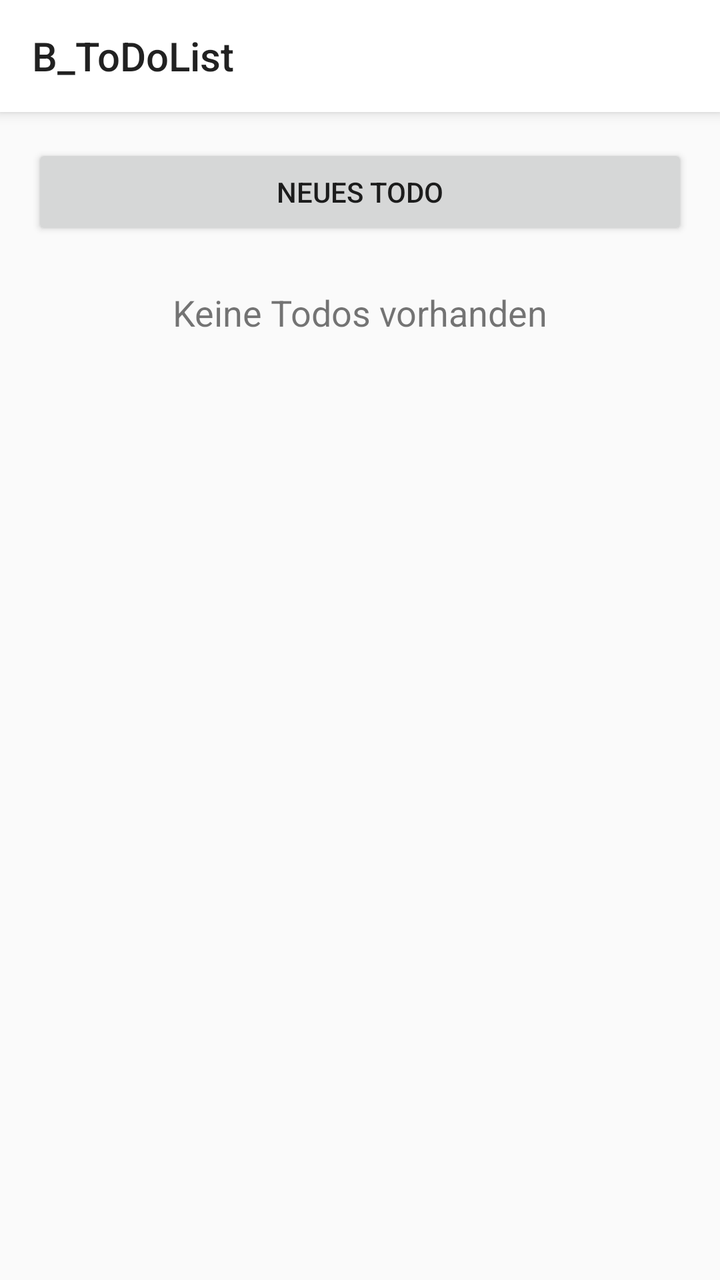
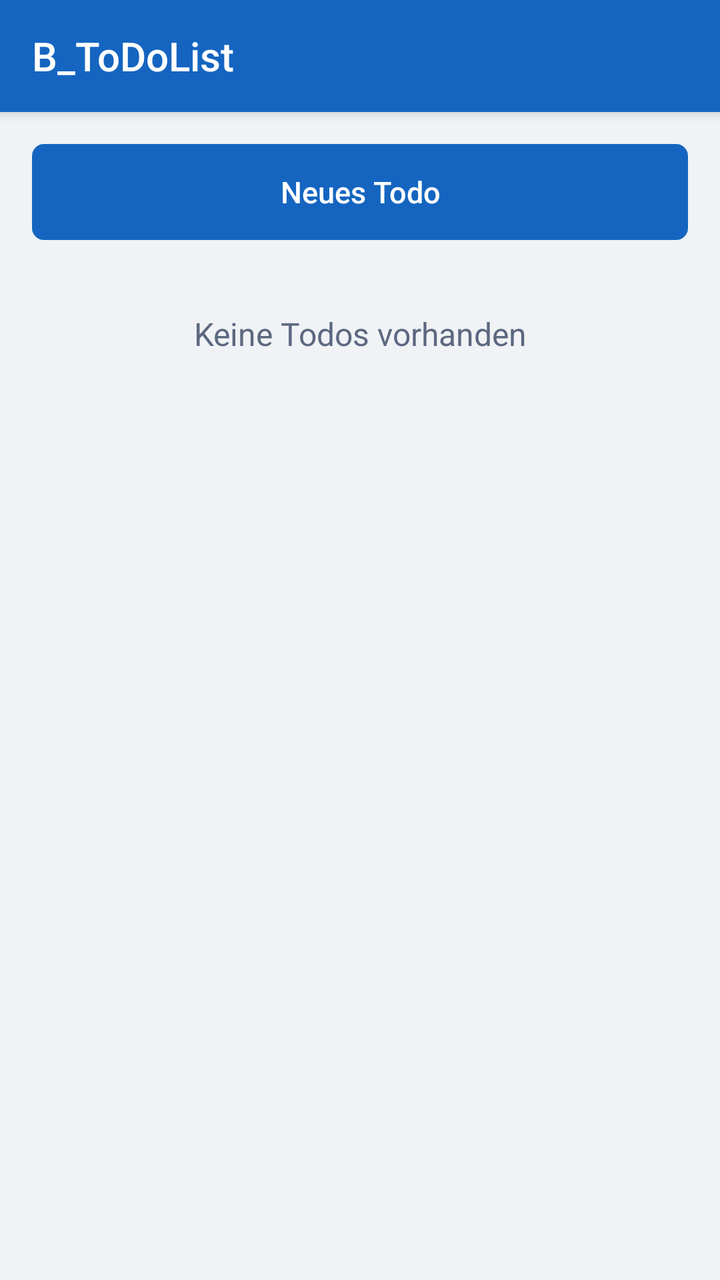

Compare the two renders of this Android layout. The source of the first and the diff that turns it into the second are given below.
<!-- AndroidManifest.xml: activity theme Theme.B_ToDoList -->
<!-- res/layout/activity_main.xml -->
<?xml version="1.0" encoding="utf-8"?>
<LinearLayout xmlns:android="http://schemas.android.com/apk/res/android"
    xmlns:app="http://schemas.android.com/apk/res-auto"
    android:layout_width="match_parent"
    android:layout_height="match_parent"
    android:fitsSystemWindows="true"
    android:orientation="vertical">

    <Toolbar
        android:id="@+id/main_toolbar"
        android:layout_width="match_parent"
        android:layout_height="?android:attr/actionBarSize"
        android:background="@android:color/white"
        android:elevation="4dp"
        android:title="@string/app_name" />

    <LinearLayout
        android:layout_width="match_parent"
        android:layout_height="0dp"
        android:layout_weight="1"
        android:orientation="vertical"
        android:padding="16dp">

        <Button
            android:id="@+id/button_add_todo"
            android:layout_width="match_parent"
            android:layout_height="wrap_content"
            android:text="@string/menu_new_todo" />

        <TextView
            android:id="@+id/text_empty_todos"
            android:layout_width="match_parent"
            android:layout_height="wrap_content"
            android:layout_marginTop="24dp"
            android:gravity="center"
            android:text="@string/empty_todo_list"
            android:textSize="18sp" />

        <androidx.recyclerview.widget.RecyclerView
            android:id="@+id/recycler_todos"
            android:layout_width="match_parent"
            android:layout_height="0dp"
            android:layout_marginTop="12dp"
            android:layout_weight="1"
            app:layoutManager="androidx.recyclerview.widget.LinearLayoutManager" />
    </LinearLayout>
</LinearLayout>
<!-- resources referenced by this layout -->
<resources>
  <string name="app_name">B_ToDoList</string>
  <string name="empty_todo_list">Keine Todos vorhanden</string>
  <string name="menu_new_todo">Neues Todo</string>
  <style name="Theme.B_ToDoList" parent="android:style/Theme.Material.Light.NoActionBar">
          <item name="android:statusBarColor">@android:color/white</item>
          <item name="android:navigationBarColor">@android:color/white</item>
          <item name="android:windowLightStatusBar">true</item>
          <item name="preferenceTheme">@style/PreferenceThemeOverlay</item>
      </style>
</resources>

<!-- the commit's change to res/layout/activity_main.xml (unified diff, before → after) -->
@@ -3,6 +3,7 @@
     xmlns:app="http://schemas.android.com/apk/res-auto"
     android:layout_width="match_parent"
     android:layout_height="match_parent"
+    android:background="@color/background"
     android:fitsSystemWindows="true"
     android:orientation="vertical">
 
@@ -10,38 +11,44 @@
         android:id="@+id/main_toolbar"
         android:layout_width="match_parent"
         android:layout_height="?android:attr/actionBarSize"
-        android:background="@android:color/white"
-        android:elevation="4dp"
-        android:title="@string/app_name" />
+        android:background="@color/primary"
+        android:elevation="@dimen/toolbar_elevation"
+        android:title="@string/app_name"
+        android:titleTextColor="@color/button_text_light" />
 
     <LinearLayout
         android:layout_width="match_parent"
         android:layout_height="0dp"
         android:layout_weight="1"
         android:orientation="vertical"
-        android:padding="16dp">
+        android:padding="@dimen/screen_padding">
 
         <Button
             android:id="@+id/button_add_todo"
+            style="@style/AppButtonPrimary"
             android:layout_width="match_parent"
             android:layout_height="wrap_content"
+            android:layout_marginBottom="@dimen/spacing_md"
             android:text="@string/menu_new_todo" />
 
         <TextView
             android:id="@+id/text_empty_todos"
             android:layout_width="match_parent"
             android:layout_height="wrap_content"
-            android:layout_marginTop="24dp"
+            android:layout_marginTop="@dimen/spacing_xl"
             android:gravity="center"
             android:text="@string/empty_todo_list"
-            android:textSize="18sp" />
+            android:textColor="@color/text_secondary"
+            android:textSize="16sp" />
 
         <androidx.recyclerview.widget.RecyclerView
             android:id="@+id/recycler_todos"
             android:layout_width="match_parent"
             android:layout_height="0dp"
-            android:layout_marginTop="12dp"
+            android:layout_marginTop="@dimen/spacing_xs"
             android:layout_weight="1"
+            android:clipToPadding="false"
+            android:paddingBottom="8dp"
             app:layoutManager="androidx.recyclerview.widget.LinearLayoutManager" />
     </LinearLayout>
 </LinearLayout>
<!-- resource entries referenced after the edit -->
@@ -1,13 +1,44 @@
 <!-- resources referenced by this layout -->
 <resources>
+  <color name="background">#F0F2F5</color>
+  <color name="button_text_light">#FFFFFF</color>
+  <color name="primary">#1565C0</color>
+  <color name="text_secondary">#5C6880</color>
+  <dimen name="screen_padding">16dp</dimen>
+  <dimen name="spacing_md">12dp</dimen>
+  <dimen name="spacing_xl">24dp</dimen>
+  <dimen name="spacing_xs">4dp</dimen>
+  <dimen name="toolbar_elevation">4dp</dimen>
   <string name="app_name">B_ToDoList</string>
   <string name="empty_todo_list">Keine Todos vorhanden</string>
   <string name="menu_new_todo">Neues Todo</string>
+  <style name="AppButtonPrimary">
+          <item name="android:background">@drawable/bg_button_primary</item>
+          <item name="android:textColor">@color/button_text_light</item>
+          <item name="android:textSize">15sp</item>
+          <item name="android:minHeight">@dimen/button_height</item>
+          <item name="android:paddingStart">16dp</item>
+          <item name="android:paddingEnd">16dp</item>
+          <item name="android:textAllCaps">false</item>
+          <item name="android:stateListAnimator">@null</item>
+      </style>
   <style name="Theme.B_ToDoList" parent="android:style/Theme.Material.Light.NoActionBar">
-          <item name="android:statusBarColor">@android:color/white</item>
-          <item name="android:navigationBarColor">@android:color/white</item>
-          <item name="android:windowLightStatusBar">true</item>
+          <item name="android:statusBarColor">@color/primary_dark</item>
+          <item name="android:navigationBarColor">@color/background</item>
+          <item name="android:windowLightStatusBar">false</item>
+          <item name="android:windowBackground">@color/background</item>
+          <item name="android:colorPrimary">@color/primary</item>
+          <item name="android:colorAccent">@color/primary</item>
           <item name="preferenceTheme">@style/PreferenceThemeOverlay</item>
       </style>
+  <!-- drawable bg_button_primary (drawable) -->
+  <?xml version="1.0" encoding="utf-8"?>
+  <shape xmlns:android="http://schemas.android.com/apk/res/android"
+      android:shape="rectangle">
+      <solid android:color="@color/primary" />
+      <corners android:radius="6dp" />
+  </shape>
+  <dimen name="button_height">48dp</dimen>
+  <color name="primary_dark">#0D47A1</color>
 </resources>
 
